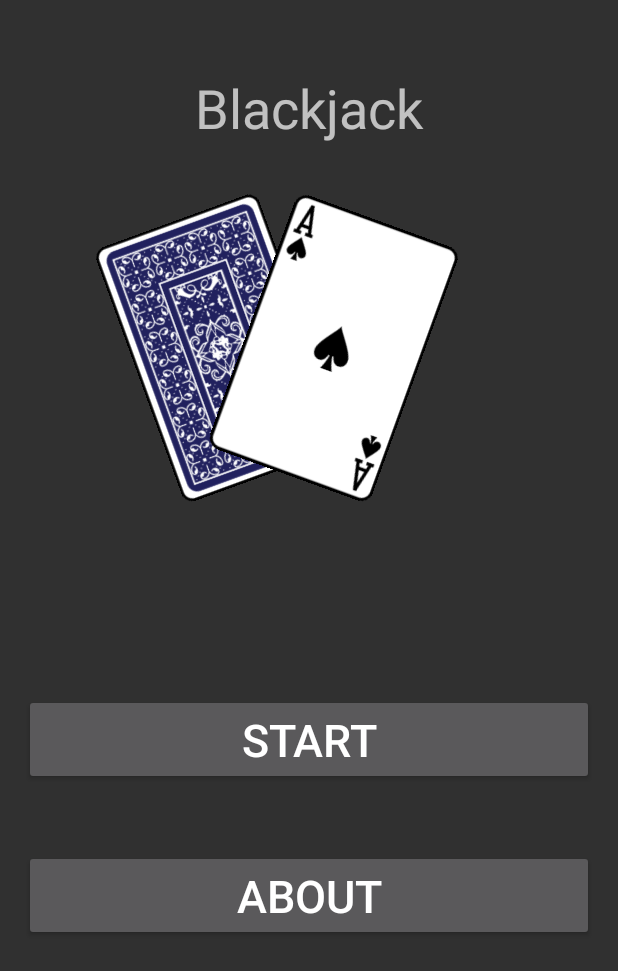
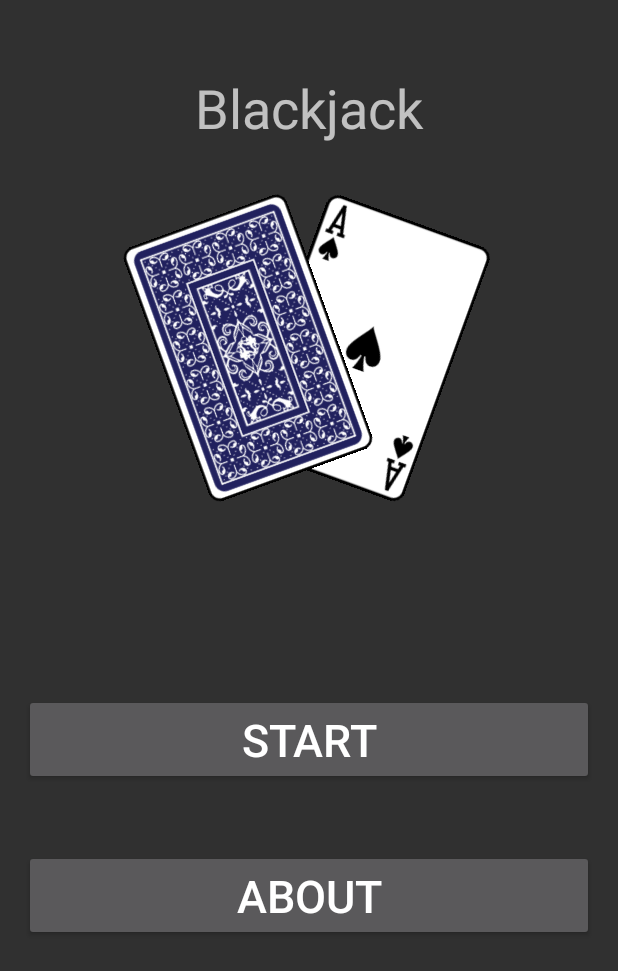
Before and after one commit to Dimitrei/Blackjack, an Android app: the screen it shows after launch (StartActivity), on a phone screen of 412 x 824 dp. Shown: the top 971 px of the screen. Run offline under Robolectric (Android 15) with nearby library versions, the phone set to English and light mode, and no system bars.

```diff
--- a/app/src/main/res/layout/activity_start.xml
+++ b/app/src/main/res/layout/activity_start.xml
@@ -31,20 +31,7 @@
             android:layout_alignParentStart="true" />
 
         <ImageView
-            app:srcCompat="@drawable/card_back"
-            android:id="@+id/card_back"
-            android:layout_height="180dp"
-            android:layout_width="119dp"
-            android:layout_marginLeft="71dp"
-            android:layout_marginStart="71dp"
-            android:layout_marginTop="46dp"
-            android:rotation="-20"
-            android:layout_below="@+id/title"
-            android:layout_alignParentLeft="true"
-            android:layout_alignParentStart="true" />
-
-        <ImageView
-            android:layout_width="119dp"
+            android:layout_width="match_parent"
             android:layout_height="180dp"
             app:srcCompat="@drawable/spades_a"
             android:id="@+id/aceCard"
@@ -54,6 +41,19 @@
             android:layout_alignTop="@+id/card_back"
             android:layout_alignLeft="@+id/card_back"
             android:layout_alignStart="@+id/card_back" />
+
+        <ImageView
+            app:srcCompat="@drawable/card_back"
+            android:id="@+id/card_back"
+            android:layout_height="180dp"
+            android:layout_width="match_parent"
+            android:layout_marginTop="46dp"
+            android:rotation="-20"
+            android:layout_below="@+id/title"
+            android:layout_alignParentRight="true"
+            android:layout_alignParentEnd="true"
+            android:layout_marginRight="81dp"
+            android:layout_marginEnd="81dp" />
 
     </RelativeLayout>
 
```
Also changed, not shown: app/src/main/AndroidManifest.xml (+6 -3 lines), app/src/main/java/com/martinnazi/blackjack/GameActivity.java (+18 -3 lines).
